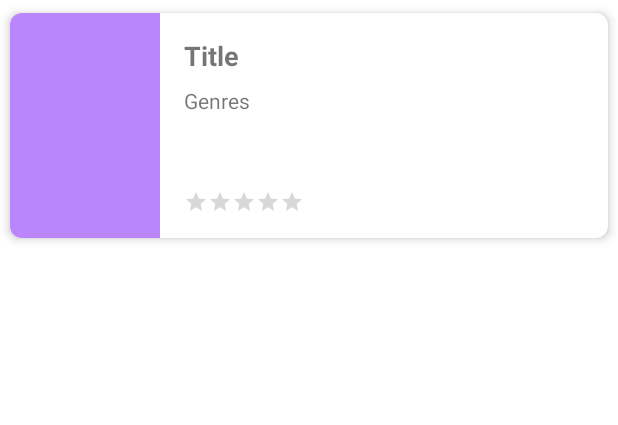
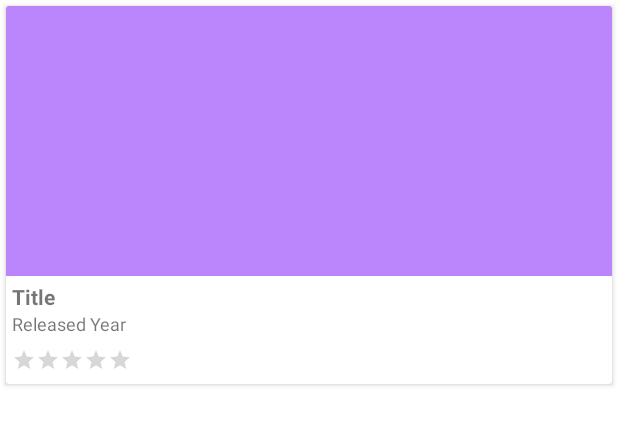
Before and after one commit to kisusyenni/MovieCatalogApp, an Android app: the layout items_movie.xml on its own in the app's theme, with its tools: preview values and no code run, on a phone screen of 412 x 824 dp. Shown: the top 425 px of the screen. Run offline under Robolectric (Android 15) with nearby library versions, the phone set to English and light mode, and no system bars.

Commit message:
Modify item layout

```diff
--- a/app/src/main/res/layout/items_movie.xml
+++ b/app/src/main/res/layout/items_movie.xml
@@ -1,73 +1,65 @@
 <?xml version="1.0" encoding="utf-8"?>
 <androidx.cardview.widget.CardView xmlns:android="http://schemas.android.com/apk/res/android"
-    xmlns:app="http://schemas.android.com/apk/res-auto"
     xmlns:tools="http://schemas.android.com/tools"
     android:id="@+id/cv_item_course"
     android:layout_width="match_parent"
     android:layout_height="wrap_content"
     android:orientation="vertical"
-    app:cardCornerRadius="8dp"
-    app:cardElevation="4dp"
-    app:cardMaxElevation="4dp"
-    app:cardUseCompatPadding="true">
+    android:focusable="true"
+    android:clickable="true"
+    android:layout_marginTop="4dp"
+    android:layout_marginStart="4dp"
+    android:layout_marginEnd="4dp"
+    android:layout_marginBottom="8dp">
 
-    <androidx.constraintlayout.widget.ConstraintLayout
+    <LinearLayout
         android:id="@+id/item_container"
         android:layout_width="match_parent"
-        android:layout_height="wrap_content">
+        android:layout_height="wrap_content"
+        android:orientation="vertical">
 
         <ImageView
             android:id="@+id/img_poster"
-            android:layout_width="100dp"
-            android:layout_height="150dp"
-            android:layout_alignParentStart="true"
-            android:layout_alignParentTop="true"
+            android:layout_width="match_parent"
+            android:layout_height="180dp"
+            android:scaleType="centerCrop"
             android:src="@color/purple_200"
-            app:layout_constraintBottom_toBottomOf="parent"
-            app:layout_constraintStart_toStartOf="parent"
-            app:layout_constraintTop_toTopOf="parent"
             tools:ignore="ContentDescription" />
 
         <TextView
             android:id="@+id/tv_item_title"
-            android:layout_width="0dp"
+            android:layout_width="match_parent"
             android:layout_height="wrap_content"
-            android:layout_marginStart="16dp"
-            android:layout_marginTop="16dp"
-            android:layout_marginEnd="16dp"
             android:ellipsize="end"
             android:gravity="start"
-            android:maxLines="2"
-            android:textSize="18sp"
+            android:maxLines="1"
             android:textStyle="bold"
-            app:layout_constraintEnd_toEndOf="parent"
-            app:layout_constraintStart_toEndOf="@+id/img_poster"
-            app:layout_constraintTop_toTopOf="parent"
+            android:layout_marginStart="4dp"
+            android:layout_marginEnd="4dp"
+            android:layout_marginTop="4dp"
             tools:text="Title" />
 
         <TextView
-            android:id="@+id/tv_item_genres"
-            android:layout_width="0dp"
+            android:id="@+id/tv_item_released"
+            android:layout_width="match_parent"
             android:layout_height="wrap_content"
-            android:layout_marginTop="8dp"
             android:ellipsize="end"
             android:gravity="start"
-            android:maxLines="3"
-            android:textSize="14sp"
-            app:layout_constraintEnd_toEndOf="@+id/tv_item_title"
-            app:layout_constraintStart_toStartOf="@+id/tv_item_title"
-            app:layout_constraintTop_toBottomOf="@+id/tv_item_title"
-            tools:text="Genres" />
+            android:maxLines="1"
+            android:textSize="12sp"
+            android:layout_marginStart="4dp"
+            android:layout_marginEnd="4dp"
+            tools:text="Released Year" />
 
         <RatingBar
             android:id="@+id/rb_item_rating"
             style="?android:attr/ratingBarStyleSmall"
             android:layout_width="wrap_content"
             android:layout_height="wrap_content"
-            android:layout_marginStart="16dp"
-            android:layout_marginBottom="16dp"
-            app:layout_constraintBottom_toBottomOf="parent"
-            app:layout_constraintStart_toEndOf="@+id/img_poster" />
+            android:layout_marginStart="4dp"
+            android:layout_marginEnd="4dp"
+            android:layout_marginTop="8dp"
+            android:layout_marginBottom="8dp"/>
 
-    </androidx.constraintlayout.widget.ConstraintLayout>
+    </LinearLayout>
 </androidx.cardview.widget.CardView>
```
